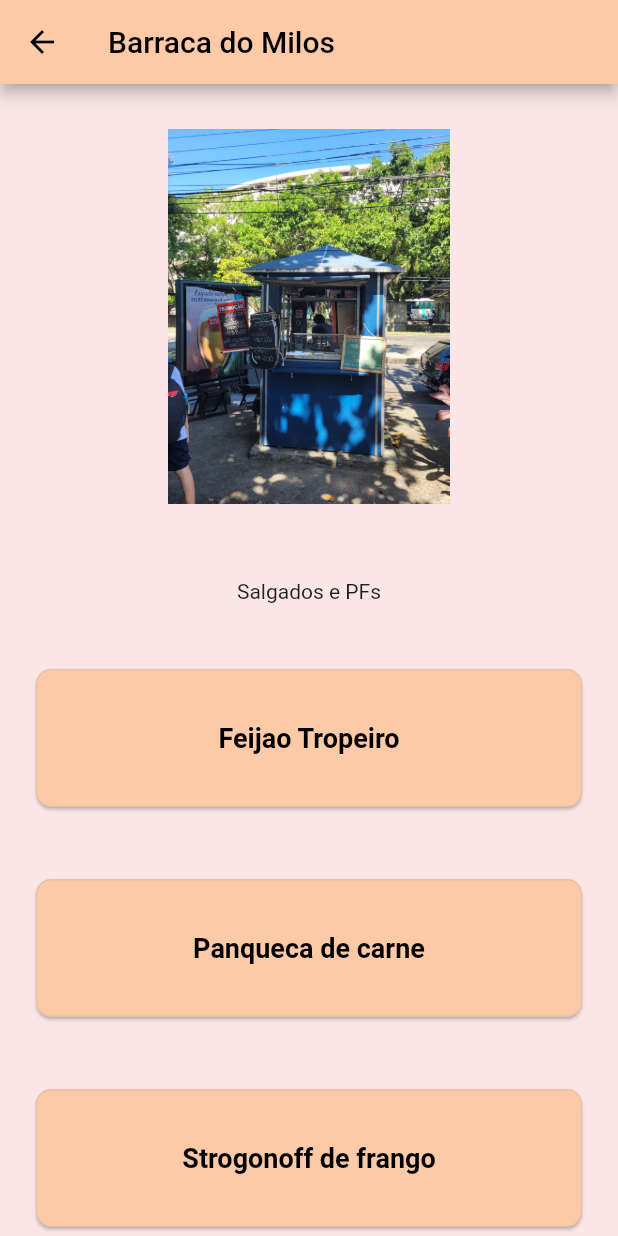
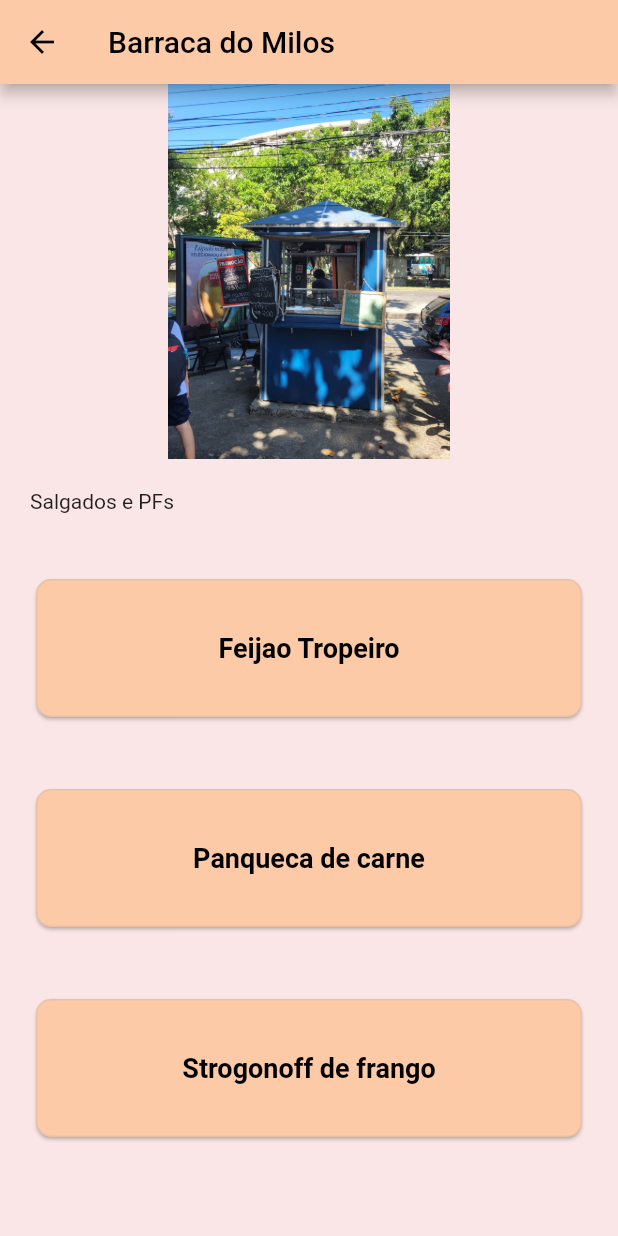
Before and after one commit to lfsca/app-flutter-LuizFellipe-BrunoCoutinho, a Flutter app: the screen it shows after launch, after a tap on "Barraca do Milos", on a phone screen of 412 x 824 dp. Run offline on Flutter 3.47's test engine with Material 2 defaults, Android fonts, the phone set to English and light mode, and no system bars; our stand-ins replace flutter_rating_bar; Roboto replaces fonts that are missing (Poppins).

Commit message:
scroll pagina de detalhes toda

```diff
--- a/flutter_project/lib/detailpage.dart
+++ b/flutter_project/lib/detailpage.dart
@@ -1,5 +1,6 @@
 import 'package:flutter/material.dart';
 import 'package:flutter_project/barraca.dart';
+import 'package:flutter_project/quentinha.dart';
 import 'package:flutter_project/reviewpage.dart';
 import 'package:flutter_project/style.dart';
 import 'package:flutter_project/palette.dart';
@@ -15,15 +16,21 @@ class DetailPage extends StatelessWidget {
     return Scaffold(
         appBar: AppBar(title: Text(barraca.nomeBarraca)),
         body: Container(
-            color: Color.fromARGB(218, 250, 227, 227),
-            constraints: BoxConstraints.expand(),
-            child: Center(
-                child: Column(children: <Widget>[
-              const SizedBox(
-                height: 30,
-              ),
+            color: const Color.fromARGB(218, 250, 227, 227),
+            constraints: const BoxConstraints.expand(),
+            child: ListView(
+              children: <Widget>[
                 if (barraca.imagemBarraca != "IMAGEM")
-                GestureDetector(
+                  exibeImagemBarraca(barraca),
+                WidgetResumoBarraca(barraca: barraca),
+                for (var quentinha in barraca.quentinhas)
+                  WidgetQuentinha(quentinha: quentinha)
+              ],
+            )));
+  }
+
+  GestureDetector exibeImagemBarraca(Barraca barraca) {
+    return GestureDetector(
         onDoubleTap: () {
           ImageDialog(barraca.imagemBarraca);
         },
@@ -31,49 +38,62 @@ class DetailPage extends StatelessWidget {
           barraca.imagemBarraca,
           width: 250.0,
           height: 250.0,
-                    ))),
-              const SizedBox(
-                height: 30,
-              ),
-              Container(
-                  margin: EdgeInsets.all(20), child: Text(barraca.descricao)),
-              Expanded(
-                  child: ListView.builder(
-                      itemCount: barraca.quentinhas.length,
-                      itemBuilder: (BuildContext context, int index) {
+        )));
+  }
+}
+
+class WidgetResumoBarraca extends StatelessWidget {
+  const WidgetResumoBarraca({
+    Key? key,
+    required this.barraca,
+  }) : super(key: key);
+
+  final Barraca barraca;
+
+  @override
+  Widget build(BuildContext context) {
+    return GestureDetector(
+        onTap: () {
+          Navigator.pushNamed(context, ReviewPage.routeName,
+              arguments: barraca);
+        },
+        child: Container(
+            margin: EdgeInsets.all(20), child: Text(barraca.descricao)));
+  }
+}
+
+class WidgetQuentinha extends StatelessWidget {
+  const WidgetQuentinha({
+    Key? key,
+    required this.quentinha,
+  }) : super(key: key);
+
+  final Quentinha quentinha;
+
+  @override
+  Widget build(BuildContext context) {
     return Container(
       margin: EdgeInsets.all(20),
       height: 100,
       width: double.infinity,
       child: Card(
-                              color: createMaterialColor(
-                                  Color.fromARGB(255, 253, 202, 168)),
+          color: createMaterialColor(Color.fromARGB(255, 253, 202, 168)),
           shape: RoundedRectangleBorder(
               borderRadius: BorderRadius.circular(10),
               side: BorderSide(
                 color: Colors.grey.withOpacity(0.2),
                 width: 1,
               )),
-                              child: GestureDetector(
-                                  onTap: () {
-                                    Navigator.pushNamed(
-                                        context, ReviewPage.routeName,
-                                        arguments: barraca);
-                                  },
           child: SizedBox(
               width: 100,
               height: 100,
               child: Stack(children: [
                 Container(
                     child: Center(
-                                          child: Text(
-                                              barraca.quentinhas[index].nome,
-                                              style: Style.headerTextStyle),
+                  child: Text(quentinha.nome, style: Style.headerTextStyle),
                 )),
-                                      ])))),
+              ]))),
     );
-                      }))
-            ]))));
   }
 }
 
```
Lines whose indentation alone changed are shown as unchanged.
